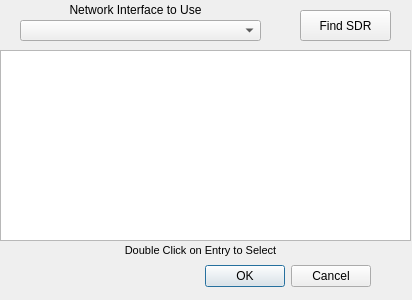
rafael2k/CuteSDR, file winforms/sdrdiscoverdlg.ui: the form before one commit.
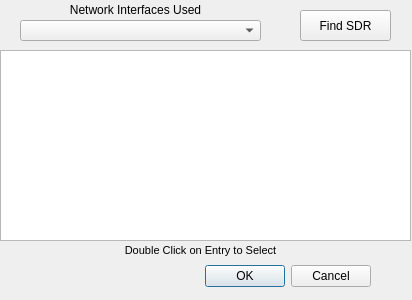
The form after the commit.

The edit to the form file:
```diff
--- a/winforms/sdrdiscoverdlg.ui
+++ b/winforms/sdrdiscoverdlg.ui
@@ -110,7 +110,7 @@
     </rect>
    </property>
    <property name="text">
-    <string>Network Interface to Use</string>
+    <string>Network Interfaces Used</string>
    </property>
    <property name="alignment">
     <set>Qt::AlignCenter</set>
```
Left out of the diff: 6 changed lines with no effect on the pictures.
